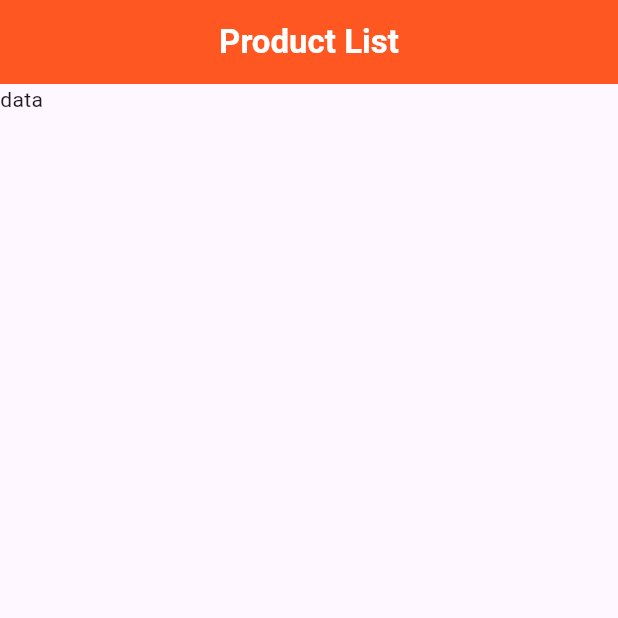
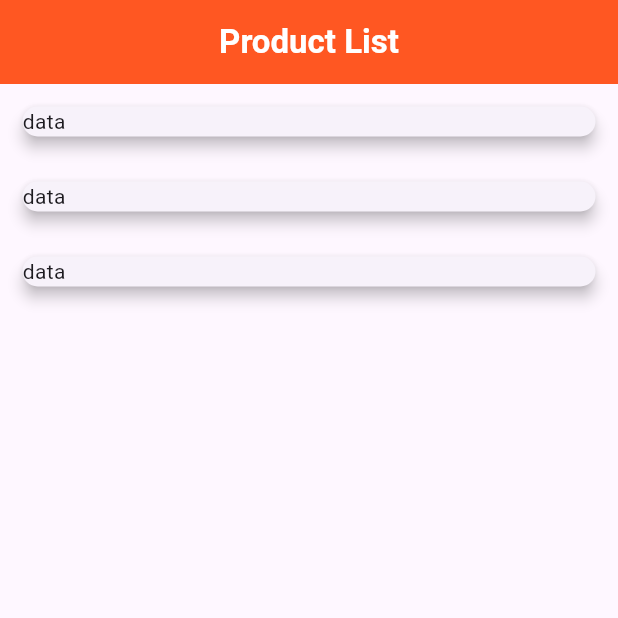
Before and after one commit to ZohaibSaraj12/product-list-app, a Flutter app: the screen it shows after launch, on a phone screen of 412 x 824 dp, the top half of it. Run offline on Flutter 3.47's test engine with Material 3 defaults, Android fonts, the light colour scheme and no system bars.

Commit message:
feat: add card view for shopping lists using list view builder for items on demand

```diff
--- a/lib/screens/home/home_screen.dart
+++ b/lib/screens/home/home_screen.dart
@@ -33,7 +33,23 @@ class _HomeScreenState extends State<HomeScreen> {
           style: TextStyle(fontWeight: FontWeight.bold, color: Colors.white),
         ),
       ),
-      body: Text("data"),
+      body: ListView.builder(
+        itemCount: items.length,
+        itemBuilder: (context, index) {
+          // card widget to add shopping items
+          return Card(
+
+            shape: RoundedRectangleBorder(
+              borderRadius: BorderRadius.circular(10.0),
+            ),
+            elevation: 4.0,
+            margin: EdgeInsets.all(15.0),
+            child: Text("data")
+          );
+
+
+        },
+      ),
     );
   }
 }
```
